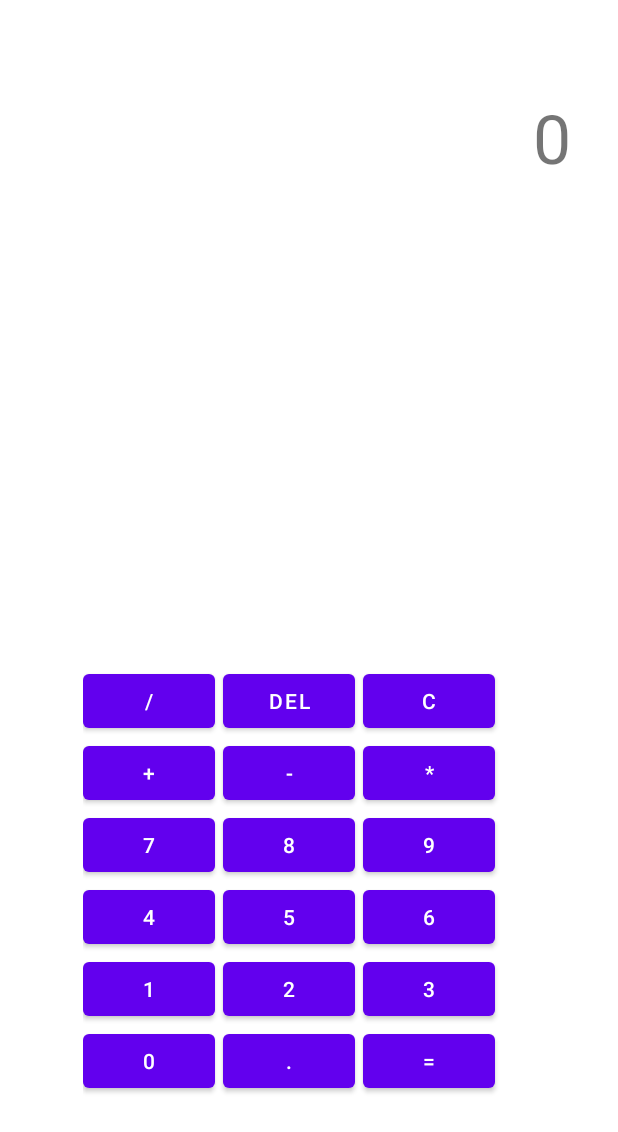
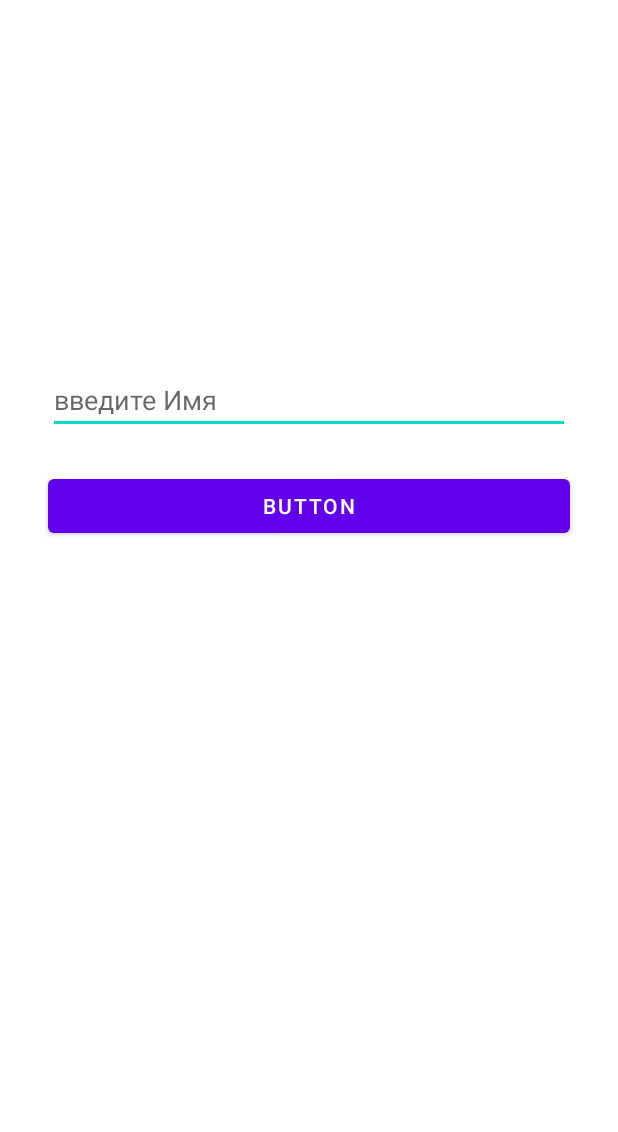
Before and after one commit to dnv87/NecoApp, an Android app: the layout activity_main.xml on its own in the app's theme, with its tools: preview values and no code run, on a phone screen of 412 x 824 dp. Shown: the top 1132 px of the screen. Run offline under Robolectric (Android 15) with nearby library versions, the phone set to English and light mode, and no system bars.

Commit message:
простое приложение с костантами

```diff
--- /dev/null
+++ b/app/src/main/java/com/example/necoapp/Constance.kt
@@ -0,0 +1,11 @@
+package com.example.necoapp
+
+object Constance {
+    const val MANAGER_ZP = 35000
+    const val INGINER_ZP = 50000
+    const val DIRECTOR_ZP = 1000000
+
+    const val DIRECTOR = "Egor"
+    const val INGINER = "Sergey"
+    const val MANAGER = "Andrey"
+}
--- a/app/src/main/java/com/example/necoapp/MainActivity.kt
+++ b/app/src/main/java/com/example/necoapp/MainActivity.kt
@@ -4,41 +4,45 @@ import androidx.appcompat.app.AppCompatActivity
 import android.os.Bundle
 import android.util.Log
 import android.view.View
-import android.widget.TextView
 import com.example.necoapp.databinding.ActivityMainBinding
 
 class MainActivity : AppCompatActivity() {
-
-    val a = 1023
-    val b = 8
-
     lateinit var bindingClass: ActivityMainBinding
-
 
     override fun onCreate(savedInstanceState: Bundle?) {
         super.onCreate(savedInstanceState)
         bindingClass= ActivityMainBinding.inflate(layoutInflater)
-//        setContentView(R.layout.activity_main)
         setContentView(bindingClass.root)
 
-        /*bindingClass.btnSum.setOnClickListener {
-            val result = a + b
-            bindingClass.tView.text = "сумма равна $result"
+        bindingClass.btn.setOnClickListener {
+            val resultValue = bindingClass.inputTxt.text.toString()
+
+            fun textResultOk(value:String){
+                bindingClass.textResult.visibility = View.VISIBLE
+
+                bindingClass.textResult.text = value
+            }
+
+            when (resultValue){
+                Constance.DIRECTOR ->{
+                    val tempText = "получите ваши ${Constance.DIRECTOR_ZP} руб."
+                    textResultOk(tempText)
+                }
+                Constance.INGINER -> {
+                    val tempText = "получите ваши ${Constance.INGINER_ZP} руб."
+                    textResultOk(tempText)
+                }
+                Constance.MANAGER -> {
+                    val tempText = "получите ваши ${Constance.MANAGER_ZP} руб."
+                    textResultOk(tempText)
+                }
+                else -> {
+                    textResultOk("Нет такого работника")
+                }
+
+            }
+
         }
-        bindingClass.btnDiff.setOnClickListener {
-            val result = a - b
-            bindingClass.tView.text = "разность равна $result"
-        }
-        bindingClass.btnMulti.setOnClickListener {
-            val result = a * b
-            bindingClass.tView.text = "произведение равно $result"
-        }
-        bindingClass.btnDiv.setOnClickListener {
-            val result : Float = a.toFloat() / b.toFloat()
-            bindingClass.tView.text = "деление равно $result"
-        }*/
-
-        if (bindingClass.tView.text == "0")
 
     }
 }
--- a/app/src/main/res/layout/activity_main.xml
+++ b/app/src/main/res/layout/activity_main.xml
@@ -6,219 +6,41 @@
     android:layout_height="match_parent"
     tools:context=".MainActivity">
 
+    <EditText
+        android:id="@+id/inputTxt"
+        android:layout_width="0dp"
+        android:layout_height="wrap_content"
+        android:layout_marginStart="32dp"
+        android:layout_marginTop="244dp"
+        android:layout_marginEnd="32dp"
+        android:ems="10"
+        android:hint="введите Имя"
+        android:inputType="textPersonName"
+        android:visibility="visible"
+        app:layout_constraintEnd_toEndOf="parent"
+        app:layout_constraintStart_toStartOf="parent"
+        app:layout_constraintTop_toTopOf="parent" />
+
+    <Button
+        android:id="@+id/btn"
+        android:layout_width="0dp"
+        android:layout_height="wrap_content"
+        android:layout_marginTop="24dp"
+        android:text="Button"
+        app:layout_constraintEnd_toEndOf="@+id/inputTxt"
+        app:layout_constraintStart_toStartOf="@+id/inputTxt"
+        app:layout_constraintTop_toBottomOf="@+id/inputTxt" />
+
     <TextView
-        android:id="@+id/tView"
-        android:layout_width="324dp"
-        android:layout_height="60dp"
-        android:text="0"
-        android:textAlignment="textEnd"
-        android:textSize="45dp"
-        app:layout_constraintBottom_toBottomOf="parent"
-        app:layout_constraintEnd_toEndOf="parent"
-        app:layout_constraintHorizontal_bias="0.644"
-        app:layout_constraintStart_toStartOf="parent"
+        android:id="@+id/textResult"
+        android:layout_width="0dp"
+        android:layout_height="wrap_content"
+        android:textAlignment="center"
+        android:visibility="gone"
+        app:layout_constraintBottom_toTopOf="@+id/inputTxt"
+        app:layout_constraintEnd_toEndOf="@+id/inputTxt"
+        app:layout_constraintHorizontal_bias="0.498"
+        app:layout_constraintStart_toStartOf="@+id/inputTxt"
         app:layout_constraintTop_toTopOf="parent"
-        app:layout_constraintVertical_bias="0.08" />
-
-    <TableLayout
-        android:id="@+id/tableLayout"
-        android:layout_width="330dp"
-        android:layout_height="316dp"
-        app:layout_constraintBottom_toBottomOf="parent"
-        app:layout_constraintEnd_toEndOf="@+id/tView"
-        app:layout_constraintHorizontal_bias="0.305"
-        app:layout_constraintStart_toStartOf="@+id/tView"
-        app:layout_constraintTop_toBottomOf="@+id/tView"
-        app:layout_constraintVertical_bias="0.832">
-
-        <TableRow
-            android:layout_width="match_parent"
-            android:layout_height="match_parent">
-
-            <Button
-                android:id="@+id/btnDiv"
-                android:layout_width="match_parent"
-                android:layout_height="wrap_content"
-                android:text="/" />
-
-            <Space
-                android:layout_width="5dp"
-                android:layout_height="wrap_content" />
-
-            <Button
-                android:id="@+id/button2"
-                android:layout_width="match_parent"
-                android:layout_height="wrap_content"
-                android:text="del" />
-
-            <Space
-                android:layout_width="5dp"
-                android:layout_height="wrap_content" />
-
-            <Button
-                android:id="@+id/btnClean"
-                android:layout_width="match_parent"
-                android:layout_height="wrap_content"
-                android:text="C" />
-        </TableRow>
-
-        <TableRow
-            android:layout_width="match_parent"
-            android:layout_height="match_parent">
-
-            <Button
-                android:id="@+id/btnSum"
-                android:layout_width="wrap_content"
-                android:layout_height="wrap_content"
-                android:text="+" />
-
-            <Space
-                android:layout_width="5dp"
-                android:layout_height="wrap_content" />
-
-            <Button
-                android:id="@+id/btnDiff"
-                android:layout_width="wrap_content"
-                android:layout_height="wrap_content"
-                android:text="-" />
-
-            <Space
-                android:layout_width="5dp"
-                android:layout_height="wrap_content" />
-
-            <Button
-                android:id="@+id/btnMulti"
-                android:layout_width="wrap_content"
-                android:layout_height="wrap_content"
-                android:text="*" />
-
-        </TableRow>
-
-        <TableRow
-            android:layout_width="match_parent"
-            android:layout_height="match_parent">
-
-            <Button
-                android:id="@+id/b7"
-                android:layout_width="wrap_content"
-                android:layout_height="wrap_content"
-                android:text="7" />
-
-            <Space
-                android:layout_width="5dp"
-                android:layout_height="wrap_content" />
-
-            <Button
-                android:id="@+id/b8"
-                android:layout_width="wrap_content"
-                android:layout_height="wrap_content"
-                android:text="8" />
-
-            <Space
-                android:layout_width="5dp"
-                android:layout_height="wrap_content" />
-
-            <Button
-                android:id="@+id/b9"
-                android:layout_width="wrap_content"
-                android:layout_height="wrap_content"
-                android:text="9" />
-        </TableRow>
-
-        <TableRow
-            android:layout_width="363dp"
-            android:layout_height="match_parent">
-
-            <Button
-                android:id="@+id/b4"
-                android:layout_width="wrap_content"
-                android:layout_height="wrap_content"
-                android:text="4" />
-
-            <Space
-                android:layout_width="5dp"
-                android:layout_height="wrap_content" />
-
-            <Button
-                android:id="@+id/b5"
-                android:layout_width="wrap_content"
-                android:layout_height="wrap_content"
-                android:text="5" />
-
-            <Space
-                android:layout_width="5dp"
-                android:layout_height="wrap_content" />
-
-            <Button
-                android:id="@+id/b6"
-                android:layout_width="wrap_content"
-                android:layout_height="wrap_content"
-                android:text="6" />
-
-        </TableRow>
-
-        <TableRow
-            android:layout_width="match_parent"
-            android:layout_height="match_parent">
-
-            <Button
-                android:id="@+id/b1"
-                android:layout_width="wrap_content"
-                android:layout_height="wrap_content"
-                android:text="1" />
-
-            <Space
-                android:layout_width="5dp"
-                android:layout_height="wrap_content" />
-
-            <Button
-                android:id="@+id/b2"
-                android:layout_width="wrap_content"
-                android:layout_height="wrap_content"
-                android:text="2" />
-
-            <Space
-                android:layout_width="5dp"
-                android:layout_height="wrap_content" />
-
-            <Button
-                android:id="@+id/b3"
-                android:layout_width="wrap_content"
-                android:layout_height="wrap_content"
-                android:text="3" />
-        </TableRow>
-
-        <TableRow
-            android:layout_width="match_parent"
-            android:layout_height="match_parent">
-
-            <Button
-                android:id="@+id/b0"
-                android:layout_width="wrap_content"
-                android:layout_height="wrap_content"
-                android:text="0" />
-
-            <Space
-                android:layout_width="5dp"
-                android:layout_height="wrap_content" />
-
-            <Button
-                android:id="@+id/bReal"
-                android:layout_width="wrap_content"
-                android:layout_height="wrap_content"
-                android:text="." />
-
-            <Space
-                android:layout_width="5dp"
-                android:layout_height="wrap_content" />
-
-            <Button
-                android:id="@+id/bResult"
-                android:layout_width="wrap_content"
-                android:layout_height="match_parent"
-                android:text="=" />
-
-        </TableRow>
-    </TableLayout>
-
+        app:layout_constraintVertical_bias="0.64" />
 </androidx.constraintlayout.widget.ConstraintLayout>
```
